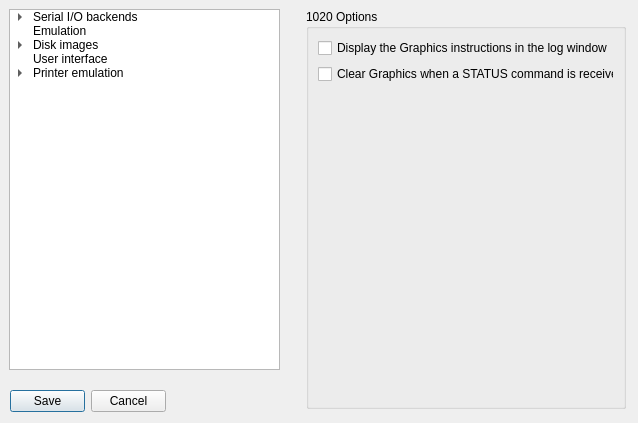
Old version of the form optionsdialog.ui in the repository josch1710/RespeQt.
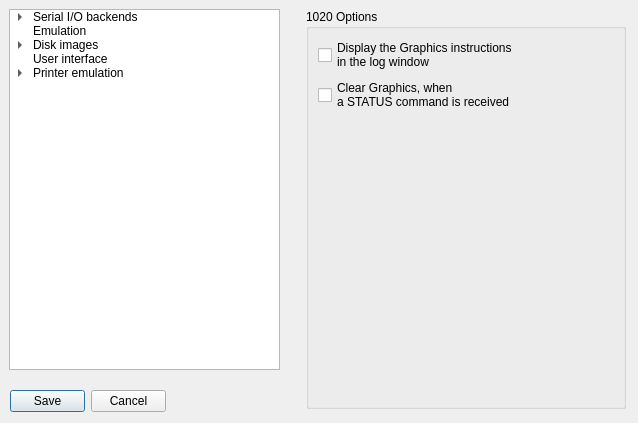
New version of the form. The open tabs and pages were chosen to show the change. Icons and pictures are not drawn.

Diff of the .ui file:
```diff
--- a/optionsdialog.ui
+++ b/optionsdialog.ui
@@ -14,7 +14,7 @@
    </rect>
   </property>
   <property name="sizePolicy">
-   <sizepolicy hsizetype="Fixed" vsizetype="Fixed">
+   <sizepolicy hsizetype="Expanding" vsizetype="Expanding">
     <horstretch>0</horstretch>
     <verstretch>0</verstretch>
    </sizepolicy>
@@ -2510,8 +2510,15 @@
      <layout class="QGridLayout" name="gridLayout_14">
       <item row="1" column="0">
        <widget class="QCheckBox" name="clearOnStatus">
+        <property name="sizePolicy">
+         <sizepolicy hsizetype="Minimum" vsizetype="Preferred">
+          <horstretch>0</horstretch>
+          <verstretch>0</verstretch>
+         </sizepolicy>
+        </property>
         <property name="text">
-         <string>Clear Graphics when a STATUS command is received</string>
+         <string>Clear Graphics, when 
+a STATUS command is received</string>
         </property>
        </widget>
       </item>
@@ -2530,8 +2537,15 @@
       </item>
       <item row="0" column="0">
        <widget class="QCheckBox" name="displayGraphicsInstructions">
+        <property name="sizePolicy">
+         <sizepolicy hsizetype="Preferred" vsizetype="Preferred">
+          <horstretch>0</horstretch>
+          <verstretch>0</verstretch>
+         </sizepolicy>
+        </property>
         <property name="text">
-         <string>Display the Graphics instructions in the log window</string>
+         <string>Display the Graphics instructions 
+in the log window</string>
         </property>
        </widget>
       </item>
```
Left out of the diff: 15 changed lines with no effect on the pictures.
